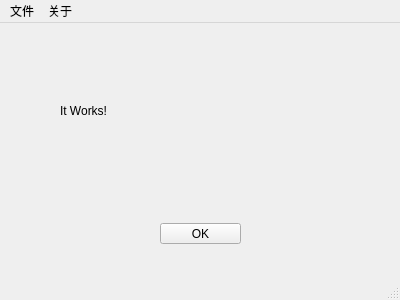
Old version of the form Main/mainwindow.ui in the repository fhh200000/QuellGen.
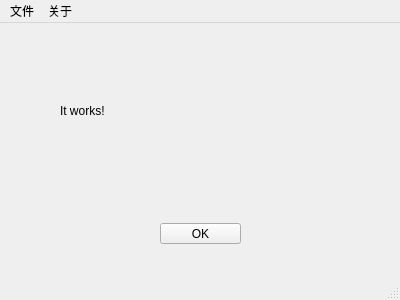
New version of the form.

Patch:
```diff
--- a/Main/mainwindow.ui
+++ b/Main/mainwindow.ui
@@ -24,7 +24,7 @@
      </rect>
     </property>
     <property name="text">
-     <string>It Works!</string>
+     <string>It works!</string>
     </property>
    </widget>
    <widget class="QPushButton" name="pushButton">
```
